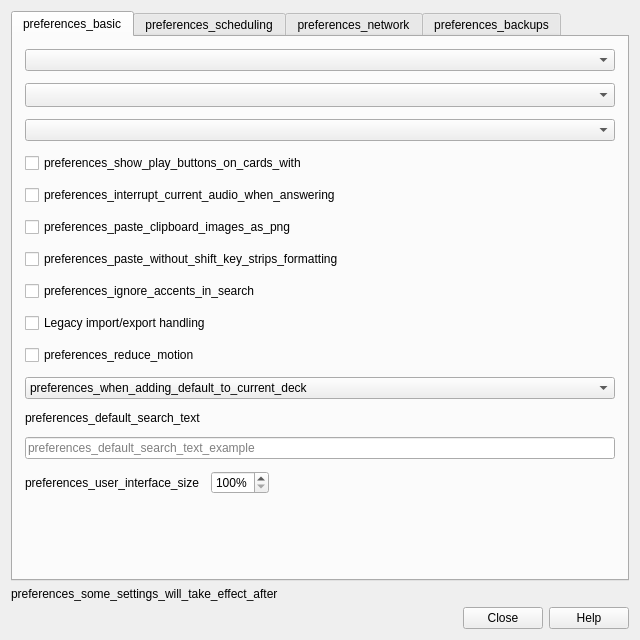
This is qt/aqt/forms/preferences.ui in ankitects/anki as Qt 5 draws it before an edit. The edited form follows.
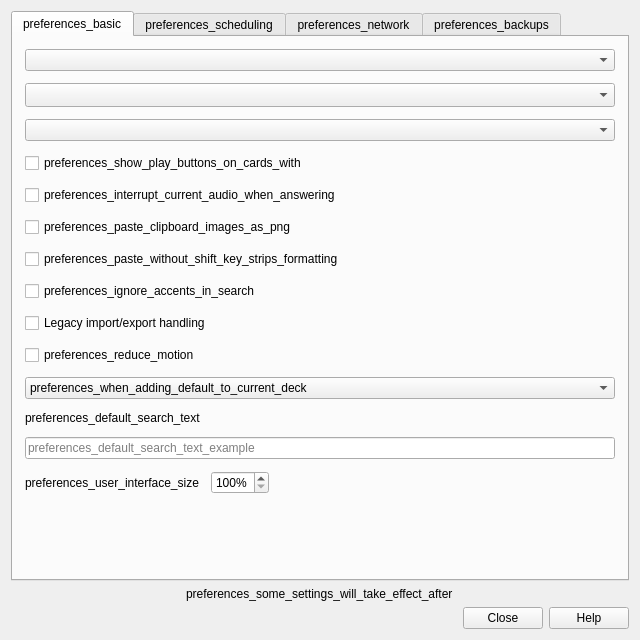
This is the edited form.

The edit to the form file:
```diff
--- a/qt/aqt/forms/preferences.ui
+++ b/qt/aqt/forms/preferences.ui
@@ -61,49 +61,49 @@
        <item>
         <widget class="QComboBox" name="video_driver"/>
        </item>
-       <item>
+       <item alignment="Qt::AlignLeft">
         <widget class="QCheckBox" name="showPlayButtons">
          <property name="text">
           <string>preferences_show_play_buttons_on_cards_with</string>
          </property>
         </widget>
        </item>
-       <item>
+       <item alignment="Qt::AlignLeft">
         <widget class="QCheckBox" name="interrupt_audio">
          <property name="text">
           <string>preferences_interrupt_current_audio_when_answering</string>
          </property>
         </widget>
        </item>
-       <item>
+       <item alignment="Qt::AlignLeft">
         <widget class="QCheckBox" name="pastePNG">
          <property name="text">
           <string>preferences_paste_clipboard_images_as_png</string>
          </property>
         </widget>
        </item>
-       <item>
+       <item alignment="Qt::AlignLeft">
         <widget class="QCheckBox" name="paste_strips_formatting">
          <property name="text">
           <string>preferences_paste_without_shift_key_strips_formatting</string>
          </property>
         </widget>
        </item>
-       <item>
+       <item alignment="Qt::AlignLeft">
         <widget class="QCheckBox" name="ignore_accents_in_search">
          <property name="text">
           <string>preferences_ignore_accents_in_search</string>
          </property>
         </widget>
        </item>
-       <item>
+       <item alignment="Qt::AlignLeft">
         <widget class="QCheckBox" name="legacy_import_export">
          <property name="text">
           <string notr="true">Legacy import/export handling</string>
          </property>
         </widget>
        </item>
-       <item>
+       <item alignment="Qt::AlignLeft">
         <widget class="QCheckBox" name="reduce_motion">
          <property name="toolTip">
           <string>preferences_reduce_motion_tooltip</string>
@@ -666,7 +666,7 @@
      </widget>
     </widget>
    </item>
-   <item>
+   <item alignment="Qt::AlignCenter">
     <widget class="QLabel" name="label_21">
      <property name="text">
       <string>preferences_some_settings_will_take_effect_after</string>
```
Left out of the diff: 18 changed lines with no effect on the pictures.
